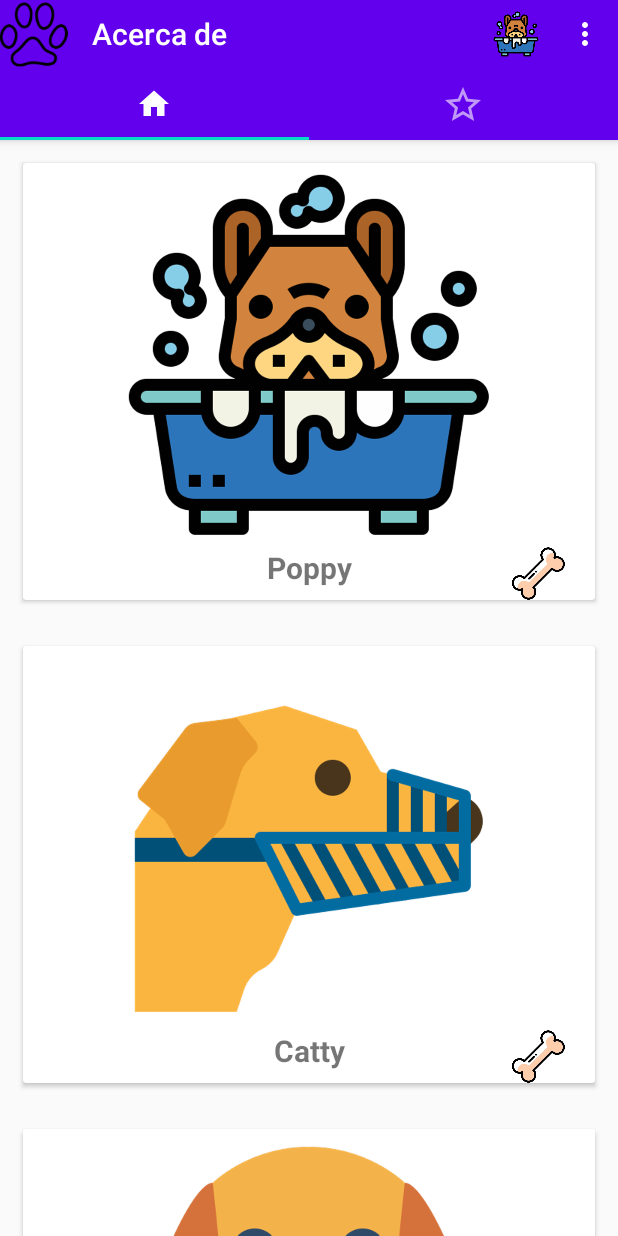
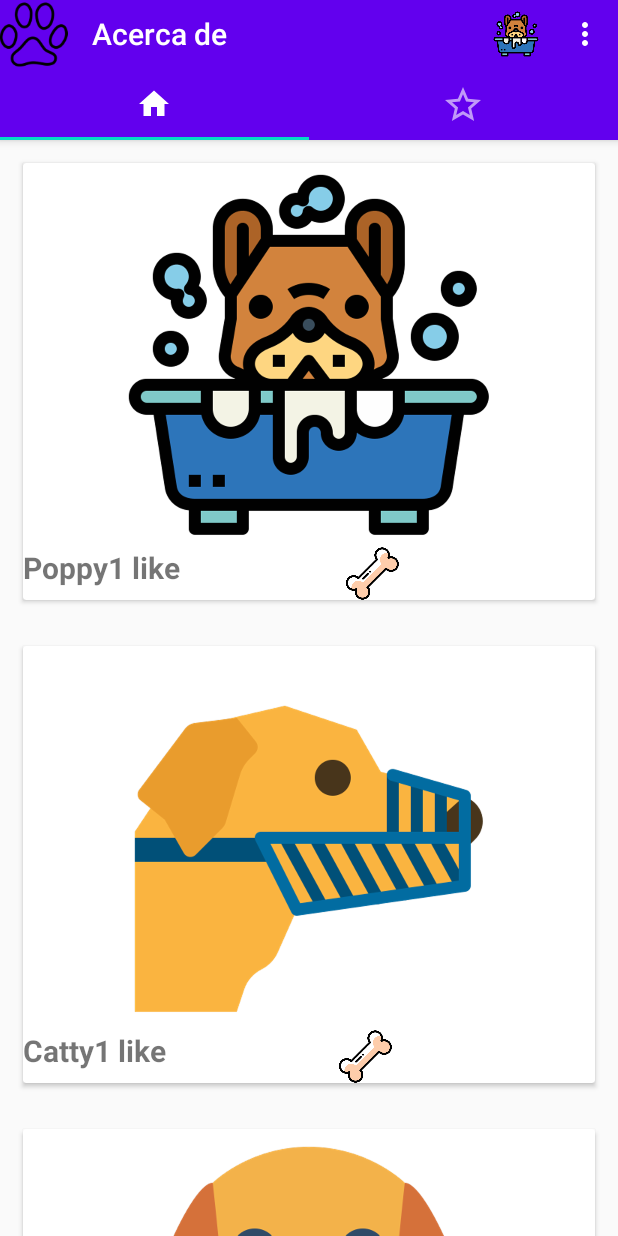
Before and after one commit to LuisJurado99/CouseraCursoAndroid, an Android app: the screen it shows after launch (MainActivity), on a phone screen of 412 x 824 dp. Run offline under Robolectric (Android 15) with nearby library versions, the phone set to English and light mode, and no system bars.

Commit message:
Inicio proximo canal con errores

```diff
--- a/Semana3Entrega/app/src/main/java/com/example/semana3entrega/MainActivity.java
+++ b/Semana3Entrega/app/src/main/java/com/example/semana3entrega/MainActivity.java
@@ -37,8 +37,6 @@ public class MainActivity extends AppCompatActivity {
         viewPager = findViewById(R.id.viewPager);
         setUpViewPager();
         setSupportActionBar(toolbar);
-
-
     }
 
     @Override
--- a/Semana3Entrega/app/src/main/res/layout/cardview_perro.xml
+++ b/Semana3Entrega/app/src/main/res/layout/cardview_perro.xml
@@ -11,6 +11,7 @@
         android:layout_width="match_parent"
         android:layout_height="match_parent"
         android:orientation="vertical">
+
 
         <ImageView
             android:id="@+id/imgFotoCV"
@@ -29,9 +30,20 @@
                 android:layout_width="wrap_content"
                 android:layout_height="wrap_content"
                 android:layout_alignParentStart="true"
-                android:layout_alignParentEnd="true"
+
                 android:text="@string/app_name"
                 android:textAlignment="center"
+
+                android:textSize="20sp"
+                android:textStyle="bold" />
+
+            <TextView
+                android:id="@+id/tvLikesPerro"
+                android:layout_width="wrap_content"
+                android:layout_height="wrap_content"
+
+                android:layout_toEndOf="@+id/tvNombreCV"
+                android:text="1 like"
                 android:textSize="20sp"
                 android:textStyle="bold" />
 
@@ -41,9 +53,11 @@
                 android:layout_height="@dimen/tamanioImagenCardView"
                 android:layout_alignParentEnd="true"
                 android:layout_marginEnd="@dimen/margincvHuesos"
+                android:layout_toEndOf="@+id/tvLikesPerro"
                 android:foregroundGravity="center"
                 android:onClick="agregarLike"
                 android:src="@drawable/hueso_color" />
+
 
         </RelativeLayout>
 
```
